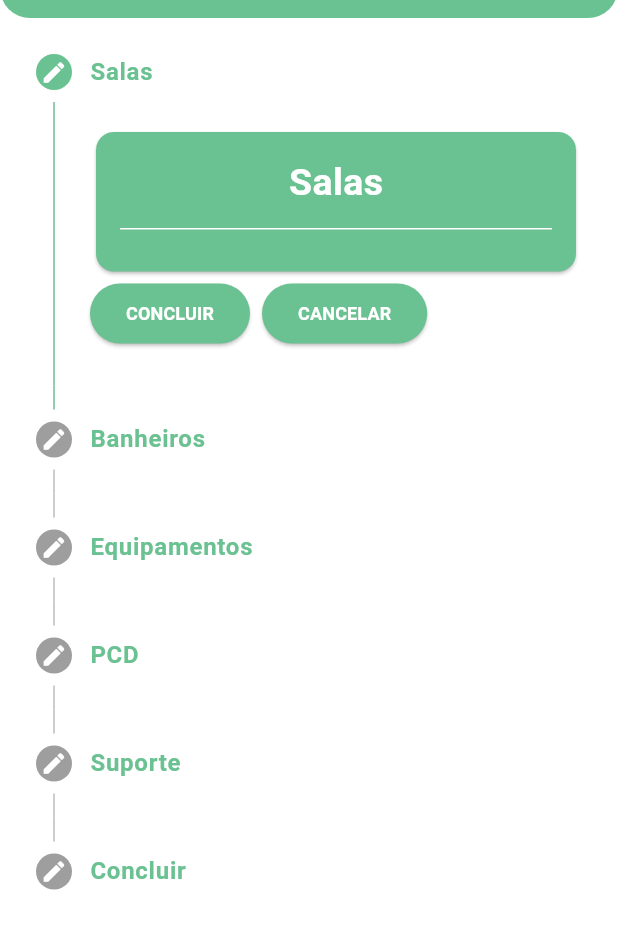
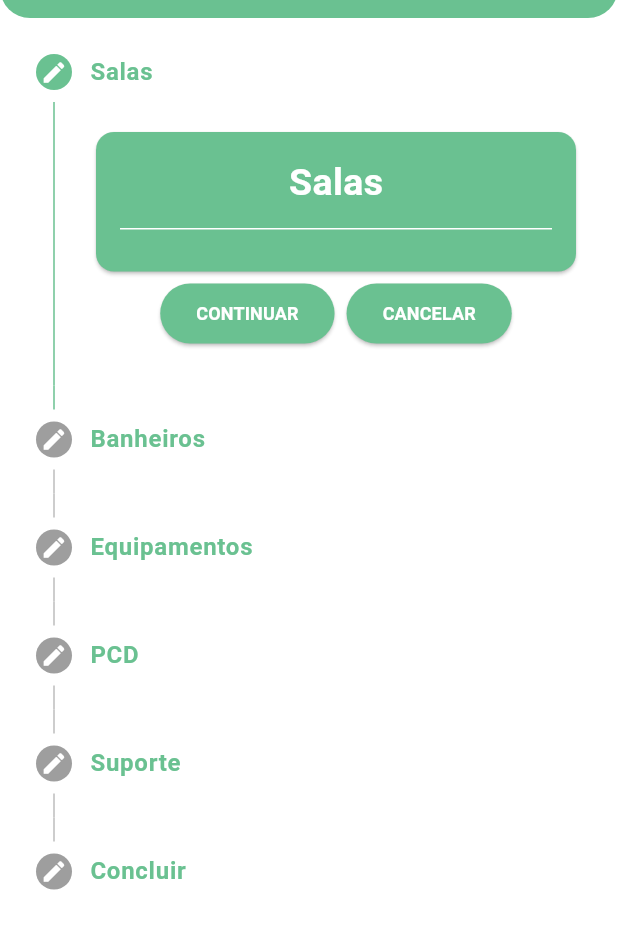
Before and after one commit to Luthianni/vistoriacfcflutter, a Flutter app: the VistoriaTab screen opened directly, on a phone screen of 412 x 824 dp, the part 66-1015 px from its top. Run offline on Flutter 3.47's test engine with Material 3 defaults, Android fonts, the phone set to English and light mode, and no system bars; our stand-ins replace brasil_fields, dio, flutter_secure_storage, fluttertoast, freezed_annotation, get and 3 more; accounts and stored records are empty; generated files the repository leaves out were written again; network calls fail.

```diff
--- a/lib/src/constants/endpoints.dart
+++ b/lib/src/constants/endpoints.dart
@@ -2,7 +2,7 @@
 //const String baseUrl = 'http://192.168.0.200:8080/api/v1';
 const String baseUrl = 'http://localhost:8080';
 //const String baseUrl = 'http://172.25.137.54:8080/api/v1';
-//const String baseUrl = 'http://7c47-177-22-43-111.ngrok-free.app';
+//const String baseUrl = 'http://d1b2-177-22-43-114.ngrok-free.app';
 
 abstract class Endpoints {
   // AUTH //
--- a/lib/src/pages/home/Components/home_tab.dart
+++ b/lib/src/pages/home/Components/home_tab.dart
@@ -13,8 +13,7 @@ class HomeTab extends StatelessWidget {
 
   @override
   Widget build(BuildContext context) {
-    //final AuthController authController = Get.put(AuthController());
-    final ProfileController profileController = Get.put(ProfileController());
+    final ProfileController profileController = Get.find<ProfileController>();
 
     String? nomeUsuario = profileController.profile.nome;
     List<String> partesNome = nomeUsuario?.split(' ') ?? [];
--- a/lib/src/pages/profile/view/profile_tab.dart
+++ b/lib/src/pages/profile/view/profile_tab.dart
@@ -14,7 +14,6 @@ class ProfileTab extends StatefulWidget {
 class _ProfileTabState extends State<ProfileTab> {
   final profileController = Get.find<ProfileController>();
   final authController = Get.find<AuthController>();
-
 
   @override
   void initState() {
@@ -110,7 +109,7 @@ class _ProfileTabState extends State<ProfileTab> {
               Padding(
                 padding: const EdgeInsets.only(top: 8.0, right: 100.0),
                 child: Text(
-                  "Telefone: ${profileController.profile.telefone ?? 'Telefone não encontrado!!'}",
+                  "Telefone: ${UtilBrasilFields.obterTelefone(profileController.profile.telefone ?? 'Telefone não encontrado!!')}",
                   textAlign: TextAlign.left,
                   style: const TextStyle(
                     fontSize: 14,
--- a/lib/src/pages/vistoria/view/vistoria_tab.dart
+++ b/lib/src/pages/vistoria/view/vistoria_tab.dart
@@ -22,7 +22,9 @@ class _VistoriaTabState extends State<VistoriaTab> {
               color: customGreenColor,
             ),
           ),
-          content: Card(
+          content: GestureDetector(
+            onTap: () => _showModal('Salas'),
+            child: Card(
               color: customGreenColor,
               child: const Padding(
                 padding: EdgeInsets.all(16.0),
@@ -37,11 +39,8 @@ class _VistoriaTabState extends State<VistoriaTab> {
                       ),
                     ),
                     Divider(color: Colors.white, height: 25),
-                  Row(
-                    children: [],
-                  )
-                  // Adicione seus widgets personalizados aqui
                   ],
+                ),
               ),
             ),
           ),
@@ -56,26 +55,20 @@ class _VistoriaTabState extends State<VistoriaTab> {
               color: customGreenColor,
             ),
           ),
-          content: Card(
+          content: GestureDetector(
+            onTap: () => _showModal('Banheiros'),
+            child: Card(
               color: customGreenColor,
               child: const Padding(
                 padding: EdgeInsets.all(16.0),
                 child: Column(
                   children: [
                     Text(
-                    'Banheiros',
-                    style: TextStyle(
-                      color: Colors.white,
-                      fontWeight: FontWeight.bold,
-                      fontSize: 25,
+                      'Conteúdo personalizado para banheiros',
+                      style: TextStyle(color: Colors.white),
                     ),
+                  ],
                 ),
-                  Divider(color: Colors.white, height: 25),
-                  Row(
-                    children: [],
-                  )
-                  // Adicione seus widgets personalizados aqui
-                ],
               ),
             ),
           ),
@@ -90,26 +83,20 @@ class _VistoriaTabState extends State<VistoriaTab> {
               color: customGreenColor,
             ),
           ),
-          content: Card(
+          content: GestureDetector(
+            onTap: () => _showModal('Equipamentos'),
+            child: Card(
               color: customGreenColor,
               child: const Padding(
                 padding: EdgeInsets.all(16.0),
                 child: Column(
                   children: [
                     Text(
-                    'Equipamentos',
-                    style: TextStyle(
-                      color: Colors.white,
-                      fontWeight: FontWeight.bold,
-                      fontSize: 25,
+                      'Conteúdo personalizado para Equipamentos',
+                      style: TextStyle(color: Colors.white),
                     ),
+                  ],
                 ),
-                  Divider(color: Colors.white, height: 25),
-                  Row(
-                    children: [],
-                  )
-                  // Adicione seus widgets personalizados aqui
-                ],
               ),
             ),
           ),
@@ -124,26 +111,20 @@ class _VistoriaTabState extends State<VistoriaTab> {
               color: customGreenColor,
             ),
           ),
-          content: Card(
+          content: GestureDetector(
+            onTap: () => _showModal('PCD'),
+            child: Card(
               color: customGreenColor,
               child: const Padding(
                 padding: EdgeInsets.all(16.0),
                 child: Column(
                   children: [
                     Text(
-                    'PCD',
-                    style: TextStyle(
-                      color: Colors.white,
-                      fontWeight: FontWeight.bold,
-                      fontSize: 25,
+                      'Conteúdo personalizado para PCD',
+                      style: TextStyle(color: Colors.white),
                     ),
+                  ],
                 ),
-                  Divider(color: Colors.white, height: 25),
-                  Row(
-                    children: [],
-                  )
-                  // Adicione seus widgets personalizados aqui
-                ],
               ),
             ),
           ),
@@ -158,26 +139,20 @@ class _VistoriaTabState extends State<VistoriaTab> {
               color: customGreenColor,
             ),
           ),
-          content: Card(
+          content: GestureDetector(
+            onTap: () => _showModal('Suporte'),
+            child: Card(
               color: customGreenColor,
               child: const Padding(
                 padding: EdgeInsets.all(16.0),
                 child: Column(
                   children: [
                     Text(
-                    'Suporte',
-                    style: TextStyle(
-                      color: Colors.white,
-                      fontWeight: FontWeight.bold,
-                      fontSize: 25,
+                      'Conteúdo personalizado para Suporte',
+                      style: TextStyle(color: Colors.white),
                     ),
+                  ],
                 ),
-                  Divider(color: Colors.white, height: 25),
-                  Row(
-                    children: [],
-                  )
-                  // Adicione seus widgets personalizados aqui
-                ],
               ),
             ),
           ),
@@ -193,10 +168,62 @@ class _VistoriaTabState extends State<VistoriaTab> {
             ),
           ),
           content: const Center(
-            child: Text(''),
+            child: Text('Concluir'),
           ),
         ),
       ];
+
+  void _showModal(String stepName) {
+    showModalBottomSheet(
+      context: context,
+      builder: (BuildContext context) {
+        return Container(
+          padding: const EdgeInsets.all(16.0),
+          child: Column(
+            mainAxisSize: MainAxisSize.min,
+            children: [
+              Text(
+                'Selecione os itens para $stepName',
+                style: const TextStyle(
+                  fontWeight: FontWeight.bold,
+                  fontSize: 20,
+                ),
+              ),
+              const SizedBox(height: 10),
+              // Aqui você pode adicionar uma lista de itens para selecionar
+              ListView(
+                shrinkWrap: true,
+                children: const [
+                  ListTile(
+                    title: Text('Item 1'),
+                  ),
+                  ListTile(
+                    title: Text('Item 2'),
+                  ),
+                  ListTile(
+                    title: Text('Item 3'),
+                  ),
+                ],
+              ),
+              const SizedBox(height: 10),
+              ElevatedButton(
+                onPressed: () {
+                  Navigator.pop(context);
+                },
+                style: ElevatedButton.styleFrom(
+                  backgroundColor: customGreenColor,
+                ),
+                child: const Text(
+                  'FECHAR',
+                  style: TextStyle(color: Colors.white),
+                ),
+              ),
+            ],
+          ),
+        );
+      },
+    );
+  }
 
   @override
   Widget build(BuildContext context) {
@@ -250,7 +277,9 @@ class _VistoriaTabState extends State<VistoriaTab> {
             });
           },
           controlsBuilder: (BuildContext context, ControlsDetails controls) {
-            return Row(
+            return Center(
+              child: Row(
+                mainAxisAlignment: MainAxisAlignment.center,
                 children: <Widget>[
                   ElevatedButton(
                     onPressed: controls.onStepContinue,
@@ -258,7 +287,7 @@ class _VistoriaTabState extends State<VistoriaTab> {
                       backgroundColor: customGreenColor,
                     ),
                     child: const Text(
-                    'CONCLUIR',
+                      'CONTINUAR',
                       textAlign: TextAlign.center,
                       style: TextStyle(
                         fontSize: 12,
@@ -284,6 +313,7 @@ class _VistoriaTabState extends State<VistoriaTab> {
                     ),
                   ),
                 ],
+              ),
             );
           },
         ),
--- a/pubspec.yaml
+++ b/pubspec.yaml
@@ -59,6 +59,7 @@ dependencies:
   json_annotation: ^4.4.0
   string_extensions: ^0.7.1
   brasil_fields: ^1.14.1
+  fluid_bottom_nav_bar: ^1.4.0
 
 dev_dependencies:
   flutter_test:
```
Also changed, not shown: pubspec.lock, 1 other file. Lines whose indentation alone changed are shown as unchanged.
